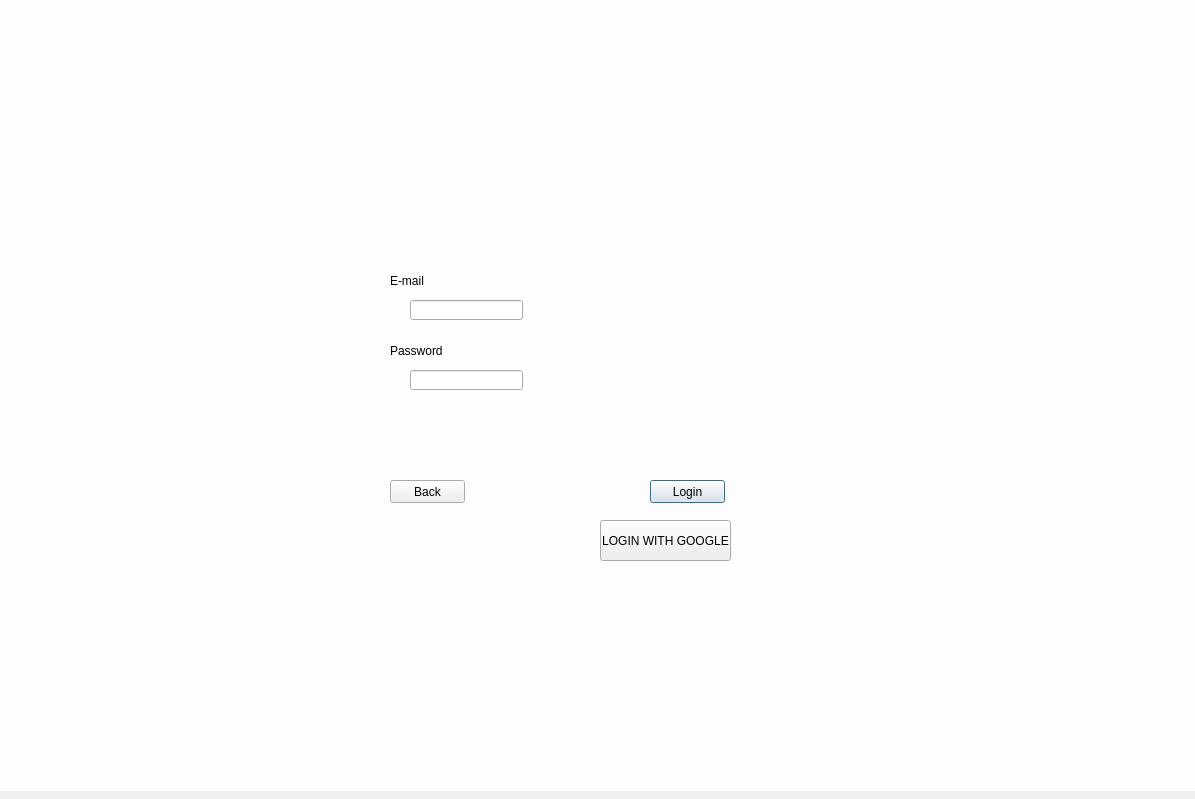
Old version of the form venv/UI/login.ui in the repository wcislak97/PKracker.
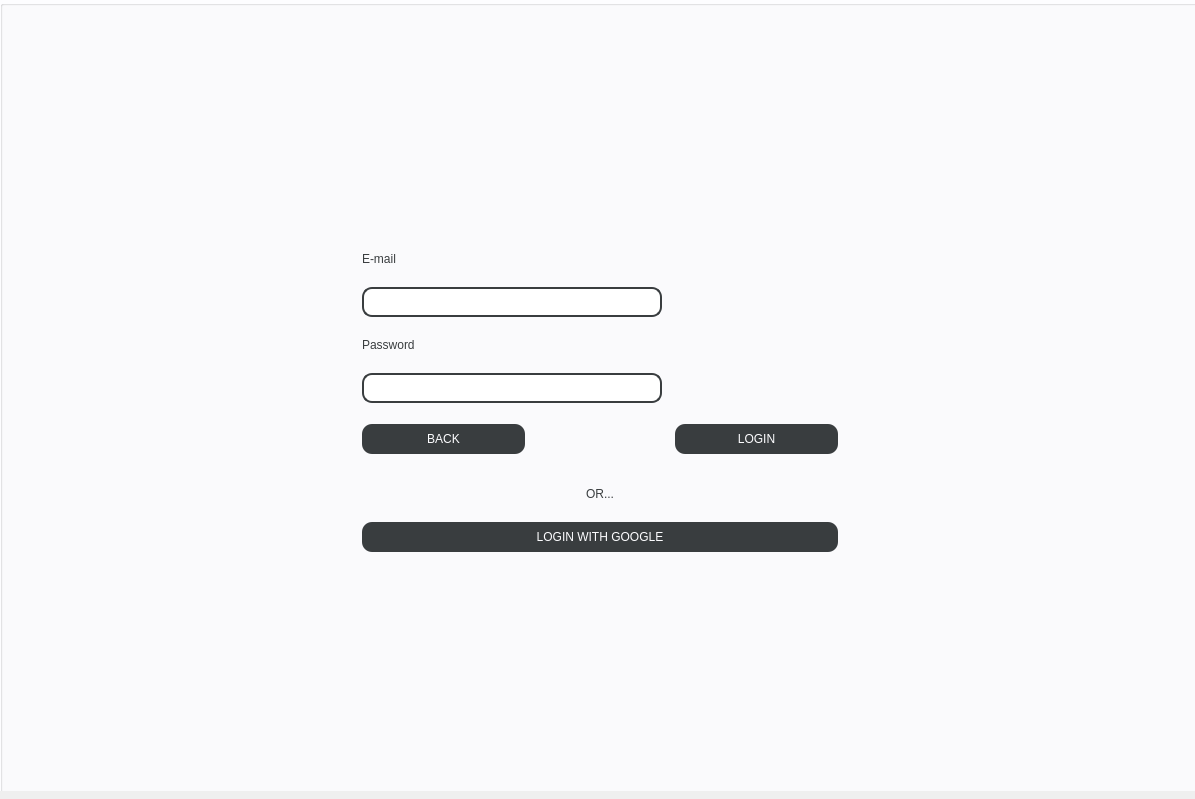
New version of the form.

What changed in the file:
```diff
--- a/venv/UI/login.ui
+++ b/venv/UI/login.ui
@@ -33,90 +33,304 @@
 	background-color: rgb(253, 253, 255);
 }</string>
    </property>
-   <widget class="QPushButton" name="btn_login">
+   <widget class="QGroupBox" name="gridGroupBox">
     <property name="geometry">
      <rect>
-      <x>650</x>
-      <y>490</y>
-      <width>75</width>
-      <height>23</height>
+      <x>0</x>
+      <y>10</y>
+      <width>1200</width>
+      <height>800</height>
      </rect>
     </property>
-    <property name="text">
-     <string>Login</string>
+    <property name="maximumSize">
+     <size>
+      <width>16777215</width>
+      <height>800</height>
+     </size>
     </property>
-   </widget>
-   <widget class="QLabel" name="lbl_login">
-    <property name="geometry">
-     <rect>
-      <x>390</x>
-      <y>280</y>
-      <width>71</width>
-      <height>21</height>
-     </rect>
+    <property name="alignment">
+     <set>Qt::AlignCenter</set>
     </property>
-    <property name="text">
-     <string>E-mail</string>
-    </property>
-   </widget>
-   <widget class="QLabel" name="lbl_password">
-    <property name="geometry">
-     <rect>
-      <x>390</x>
-      <y>350</y>
-      <width>71</width>
-      <height>21</height>
-     </rect>
-    </property>
-    <property name="text">
-     <string>Password</string>
-    </property>
-   </widget>
-   <widget class="QPushButton" name="btn_back">
-    <property name="geometry">
-     <rect>
-      <x>390</x>
-      <y>490</y>
-      <width>75</width>
-      <height>23</height>
-     </rect>
-    </property>
-    <property name="text">
-     <string>Back</string>
-    </property>
-   </widget>
-   <widget class="QLineEdit" name="txtField_username">
-    <property name="geometry">
-     <rect>
-      <x>410</x>
-      <y>310</y>
-      <width>113</width>
-      <height>20</height>
-     </rect>
-    </property>
-   </widget>
-   <widget class="QLineEdit" name="txtField_password">
-    <property name="geometry">
-     <rect>
-      <x>410</x>
-      <y>380</y>
-      <width>113</width>
-      <height>20</height>
-     </rect>
-    </property>
-   </widget>
-   <widget class="QPushButton" name="btn_login_w_gogle">
-    <property name="geometry">
-     <rect>
-      <x>600</x>
-      <y>530</y>
-      <width>131</width>
-      <height>41</height>
-     </rect>
-    </property>
-    <property name="text">
-     <string>LOGIN WITH GOOGLE</string>
-    </property>
+    <layout class="QGridLayout" name="gridLayout">
+     <property name="leftMargin">
+      <number>0</number>
+     </property>
+     <property name="topMargin">
+      <number>0</number>
+     </property>
+     <property name="rightMargin">
+      <number>0</number>
+     </property>
+     <item row="7" column="0">
+      <layout class="QVBoxLayout" name="verticalLayout">
+       <property name="leftMargin">
+        <number>200</number>
+       </property>
+       <property name="rightMargin">
+        <number>200</number>
+       </property>
+       <item alignment="Qt::AlignHCenter|Qt::AlignVCenter">
+        <widget class="QGroupBox" name="groupBox">
+         <property name="sizePolicy">
+          <sizepolicy hsizetype="Expanding" vsizetype="Expanding">
+           <horstretch>0</horstretch>
+           <verstretch>0</verstretch>
+          </sizepolicy>
+         </property>
+         <property name="minimumSize">
+          <size>
+           <width>500</width>
+           <height>550</height>
+          </size>
+         </property>
+         <property name="maximumSize">
+          <size>
+           <width>1200</width>
+           <height>800</height>
+          </size>
+         </property>
+         <property name="styleSheet">
+          <string notr="true">border-style: none;</string>
+         </property>
+         <property name="title">
+          <string/>
+         </property>
+         <layout class="QVBoxLayout" name="verticalLayout_2">
+          <item>
+           <spacer name="verticalSpacer">
+            <property name="orientation">
+             <enum>Qt::Vertical</enum>
+            </property>
+            <property name="sizeType">
+             <enum>QSizePolicy::Fixed</enum>
+            </property>
+            <property name="sizeHint" stdset="0">
+             <size>
+              <width>20</width>
+              <height>100</height>
+             </size>
+            </property>
+           </spacer>
+          </item>
+          <item>
+           <widget class="QLabel" name="lbl_login">
+            <property name="maximumSize">
+             <size>
+              <width>16777215</width>
+              <height>30</height>
+             </size>
+            </property>
+            <property name="styleSheet">
+             <string notr="true">font: 63 14pt &quot;Saira SemiCondensed SemiBold&quot;;
+color: rgb(57, 61, 63);
+
+</string>
+            </property>
+            <property name="text">
+             <string>E-mail</string>
+            </property>
+           </widget>
+          </item>
+          <item>
+           <widget class="QLineEdit" name="txtField_username">
+            <property name="minimumSize">
+             <size>
+              <width>0</width>
+              <height>30</height>
+             </size>
+            </property>
+            <property name="maximumSize">
+             <size>
+              <width>300</width>
+              <height>30</height>
+             </size>
+            </property>
+            <property name="styleSheet">
+             <string notr="true">border-color: rgb(57, 61, 63);;
+border-radius: 10px;
+border-style: solid;
+border-width: 2px</string>
+            </property>
+           </widget>
+          </item>
+          <item>
+           <widget class="QLabel" name="lbl_password">
+            <property name="maximumSize">
+             <size>
+              <width>16777215</width>
+              <height>30</height>
+             </size>
+            </property>
+            <property name="styleSheet">
+             <string notr="true">font: 63 14pt &quot;Saira SemiCondensed SemiBold&quot;;
+color: rgb(57, 61, 63);
+
+</string>
+            </property>
+            <property name="text">
+             <string>Password</string>
+            </property>
+           </widget>
+          </item>
+          <item>
+           <widget class="QLineEdit" name="txtField_password">
+            <property name="minimumSize">
+             <size>
+              <width>0</width>
+              <height>30</height>
+             </size>
+            </property>
+            <property name="maximumSize">
+             <size>
+              <width>300</width>
+              <height>30</height>
+             </size>
+            </property>
+            <property name="styleSheet">
+             <string notr="true">border-color: rgb(57, 61, 63);;
+border-radius: 10px;
+border-style: solid;
+border-width: 2px</string>
+            </property>
+           </widget>
+          </item>
+          <item>
+           <widget class="QGroupBox" name="horizontalGroupBox">
+            <property name="maximumSize">
+             <size>
+              <width>16777215</width>
+              <height>50</height>
+             </size>
+            </property>
+            <property name="styleSheet">
+             <string notr="true">border-style: none;</string>
+            </property>
+            <layout class="QHBoxLayout" name="horizontalLayout">
+             <property name="spacing">
+              <number>150</number>
+             </property>
+             <property name="sizeConstraint">
+              <enum>QLayout::SetMinimumSize</enum>
+             </property>
+             <property name="leftMargin">
+              <number>0</number>
+             </property>
+             <property name="topMargin">
+              <number>5</number>
+             </property>
+             <property name="rightMargin">
+              <number>0</number>
+             </property>
+             <item>
+              <widget class="QPushButton" name="btn_back">
+               <property name="maximumSize">
+                <size>
+                 <width>16777215</width>
+                 <height>30</height>
+                </size>
+               </property>
+               <property name="styleSheet">
+                <string notr="true">font: 63 10pt &quot;Saira SemiCondensed SemiBold&quot;;
+background-color: rgb(57, 61, 63);
+color: rgb(253, 253, 255);
+border-radius: 10px;</string>
+               </property>
+               <property name="text">
+                <string>BACK</string>
+               </property>
+              </widget>
+             </item>
+             <item>
+              <widget class="QPushButton" name="btn_login">
+               <property name="maximumSize">
+                <size>
+                 <width>16777215</width>
+                 <height>30</height>
+                </size>
+               </property>
+               <property name="styleSheet">
+                <string notr="true">font: 63 10pt &quot;Saira SemiCondensed SemiBold&quot;;
+background-color: rgb(57, 61, 63);
+color: rgb(253, 253, 255);
+border-radius: 10px;</string>
+               </property>
+               <property name="text">
+                <string>LOGIN</string>
+               </property>
+              </widget>
+             </item>
+            </layout>
+           </widget>
+          </item>
+          <item>
+           <widget class="QLabel" name="lbl_login_2">
+            <property name="maximumSize">
+             <size>
+              <width>16777215</width>
+              <height>30</height>
+             </size>
+            </property>
+            <property name="styleSheet">
+             <string notr="true">font: 63 14pt &quot;Saira SemiCondensed SemiBold&quot;;
+color: rgb(57, 61, 63);
+
+</string>
+            </property>
+            <property name="text">
+             <string>OR...</string>
+            </property>
+            <property name="alignment">
+             <set>Qt::AlignCenter</set>
+            </property>
+            <property name="margin">
+             <number>0</number>
+            </property>
+           </widget>
+          </item>
+          <item>
+           <widget class="QPushButton" name="btn_login_w_gogle">
+            <property name="maximumSize">
+             <size>
+              <width>16777215</width>
+              <height>30</height>
+             </size>
+            </property>
+            <property name="layoutDirection">
+             <enum>Qt::LeftToRight</enum>
+            </property>
+            <property name="styleSheet">
+             <string notr="true">font: 63 10pt &quot;Saira SemiCondensed SemiBold&quot;;
+background-color: rgb(57, 61, 63);
+color: rgb(253, 253, 255);
+border-radius: 10px;</string>
+            </property>
+            <property name="text">
+             <string>LOGIN WITH GOOGLE</string>
+            </property>
+           </widget>
+          </item>
+          <item>
+           <spacer name="verticalSpacer_2">
+            <property name="orientation">
+             <enum>Qt::Vertical</enum>
+            </property>
+            <property name="sizeType">
+             <enum>QSizePolicy::Fixed</enum>
+            </property>
+            <property name="sizeHint" stdset="0">
+             <size>
+              <width>20</width>
+              <height>100</height>
+             </size>
+            </property>
+           </spacer>
+          </item>
+         </layout>
+        </widget>
+       </item>
+      </layout>
+     </item>
+    </layout>
    </widget>
   </widget>
  </widget>
```
